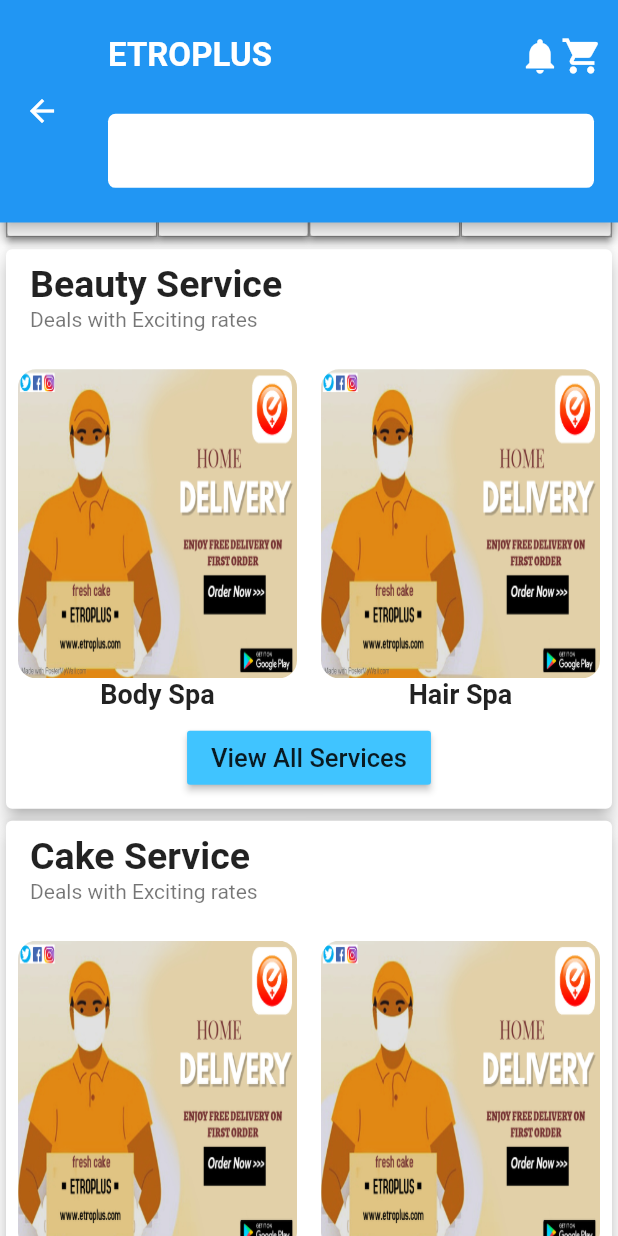
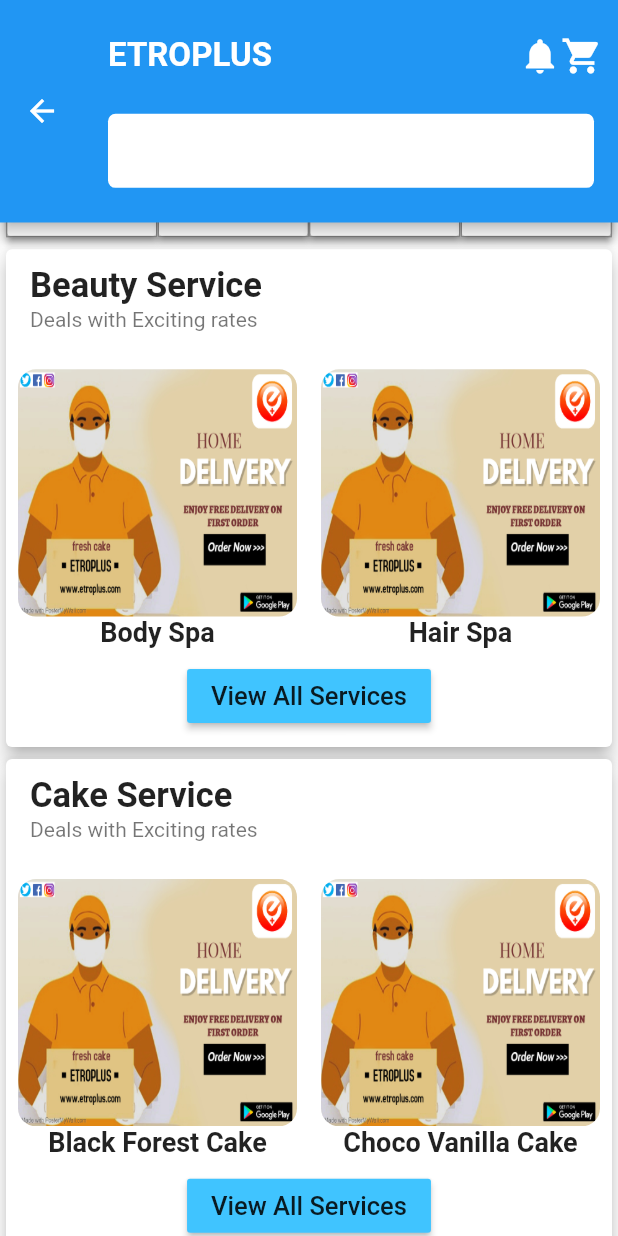
Before and after one commit to AnuragShrirao/newflutter_android, a Flutter app: the FrontPage screen opened directly, scrolled down 576 dp, on a phone screen of 412 x 824 dp. Run offline on Flutter 3.47's test engine with Material 2 defaults, Android fonts, the phone set to English and light mode, and no system bars; our stand-ins replace carousel_pro.

Commit message:
18-11-2020

```diff
--- a/lib/Screen/front_page.dart
+++ b/lib/Screen/front_page.dart
@@ -214,7 +214,7 @@
             ListTile(
               title: Text(
                 serviceCategory,
-                style: TextStyle(fontWeight: FontWeight.bold, fontSize: 25),
+                style: TextStyle(fontWeight: FontWeight.bold, fontSize: 23),
               ),
               subtitle: Text("Deals with Exciting rates"),
             ),
@@ -294,7 +294,7 @@
         child: Column(
           children: [
             Container(
-              height: MediaQuery.of(context).size.height * 0.25,
+              height: MediaQuery.of(context).size.height * 0.20,
               decoration: BoxDecoration(
                 borderRadius: BorderRadius.circular(12),
                 image: DecorationImage(
```
